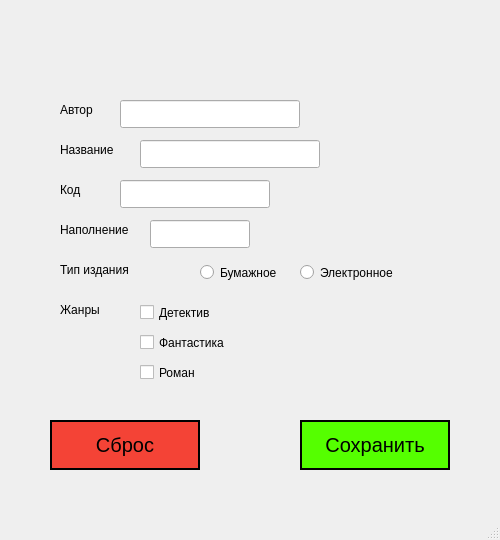
This is lab4 sem2/mainwindow.ui in grozeser/programming_2025 as Qt 5 draws it before an edit. The edited form follows.
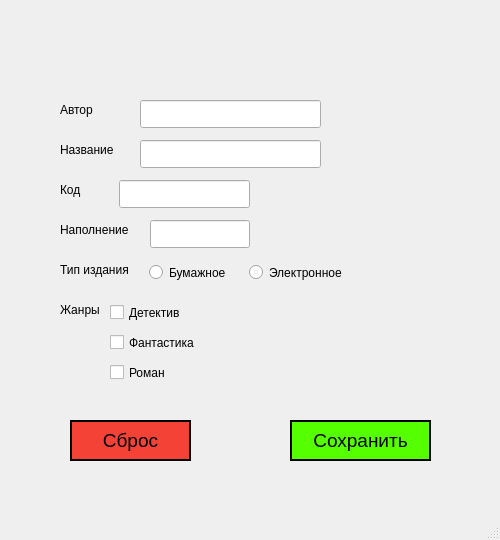
This is the edited form.

```diff
--- a/lab4 sem2/mainwindow.ui
+++ b/lab4 sem2/mainwindow.ui
@@ -19,7 +19,17 @@
    <!-- ЖАНРЫ -->
    <widget class="QCheckBox" name="checkDetective">
     <property name="geometry">
-     <rect><x>140</x><y>300</y><width>131</width><height>25</height></rect>
+     <rect>
+      <x>110</x>
+      <y>300</y>
+      <width>71</width>
+      <height>25</height>
+     </rect>
+    </property>
+    <property name="font">
+     <font>
+      <hintingpreference>PreferFullHinting</hintingpreference>
+     </font>
     </property>
     <property name="text">
      <string>Детектив</string>
@@ -28,7 +38,17 @@
 
    <widget class="QCheckBox" name="checkFantasy">
     <property name="geometry">
-     <rect><x>140</x><y>330</y><width>131</width><height>25</height></rect>
+     <rect>
+      <x>110</x>
+      <y>330</y>
+      <width>91</width>
+      <height>25</height>
+     </rect>
+    </property>
+    <property name="font">
+     <font>
+      <hintingpreference>PreferFullHinting</hintingpreference>
+     </font>
     </property>
     <property name="text">
      <string>Фантастика</string>
@@ -37,7 +57,17 @@
 
    <widget class="QCheckBox" name="checkNovel">
     <property name="geometry">
-     <rect><x>140</x><y>360</y><width>131</width><height>25</height></rect>
+     <rect>
+      <x>110</x>
+      <y>360</y>
+      <width>71</width>
+      <height>25</height>
+     </rect>
+    </property>
+    <property name="font">
+     <font>
+      <hintingpreference>PreferFullHinting</hintingpreference>
+     </font>
     </property>
     <property name="text">
      <string>Роман</string>
@@ -47,10 +77,17 @@
    <!-- КНОПКИ -->
    <widget class="QPushButton" name="pushButtonReset">
     <property name="geometry">
-     <rect><x>50</x><y>420</y><width>150</width><height>50</height></rect>
+     <rect>
+      <x>70</x>
+      <y>420</y>
+      <width>121</width>
+      <height>41</height>
+     </rect>
     </property>
     <property name="font">
-     <font><pointsize>15</pointsize></font>
+     <font>
+      <pointsize>14</pointsize>
+     </font>
     </property>
     <property name="styleSheet">
      <string notr="true">
@@ -74,10 +111,17 @@
 
    <widget class="QPushButton" name="pushButtonSave">
     <property name="geometry">
-     <rect><x>300</x><y>420</y><width>150</width><height>50</height></rect>
+     <rect>
+      <x>290</x>
+      <y>420</y>
+      <width>141</width>
+      <height>41</height>
+     </rect>
     </property>
     <property name="font">
-     <font><pointsize>15</pointsize></font>
+     <font>
+      <pointsize>14</pointsize>
+     </font>
     </property>
     <property name="styleSheet">
      <string notr="true">
@@ -102,7 +146,17 @@
    <!-- ПОДПИСИ -->
    <widget class="QLabel" name="labelGenres">
     <property name="geometry">
-     <rect><x>60</x><y>300</y><width>71</width><height>20</height></rect>
+     <rect>
+      <x>60</x>
+      <y>300</y>
+      <width>41</width>
+      <height>20</height>
+     </rect>
+    </property>
+    <property name="font">
+     <font>
+      <hintingpreference>PreferFullHinting</hintingpreference>
+     </font>
     </property>
     <property name="text">
      <string>Жанры</string>
@@ -111,7 +165,17 @@
 
    <widget class="QLabel" name="labelType">
     <property name="geometry">
-     <rect><x>60</x><y>260</y><width>120</width><height>20</height></rect>
+     <rect>
+      <x>60</x>
+      <y>260</y>
+      <width>71</width>
+      <height>20</height>
+     </rect>
+    </property>
+    <property name="font">
+     <font>
+      <hintingpreference>PreferFullHinting</hintingpreference>
+     </font>
     </property>
     <property name="text">
      <string>Тип издания</string>
@@ -120,7 +184,17 @@
 
    <widget class="QLabel" name="labelContent">
     <property name="geometry">
-     <rect><x>60</x><y>220</y><width>90</width><height>20</height></rect>
+     <rect>
+      <x>60</x>
+      <y>220</y>
+      <width>71</width>
+      <height>20</height>
+     </rect>
+    </property>
+    <property name="font">
+     <font>
+      <hintingpreference>PreferFullHinting</hintingpreference>
+     </font>
     </property>
     <property name="text">
      <string>Наполнение</string>
@@ -157,7 +231,17 @@
    <!-- RADIO -->
    <widget class="QRadioButton" name="radioPaper">
     <property name="geometry">
-     <rect><x>200</x><y>260</y><width>100</width><height>25</height></rect>
+     <rect>
+      <x>149</x>
+      <y>260</y>
+      <width>81</width>
+      <height>25</height>
+     </rect>
+    </property>
+    <property name="font">
+     <font>
+      <hintingpreference>PreferFullHinting</hintingpreference>
+     </font>
     </property>
     <property name="text">
      <string>Бумажное</string>
@@ -166,7 +250,17 @@
 
    <widget class="QRadioButton" name="radioElectronic">
     <property name="geometry">
-     <rect><x>300</x><y>260</y><width>120</width><height>25</height></rect>
+     <rect>
+      <x>249</x>
+      <y>260</y>
+      <width>101</width>
+      <height>25</height>
+     </rect>
+    </property>
+    <property name="font">
+     <font>
+      <hintingpreference>PreferFullHinting</hintingpreference>
+     </font>
     </property>
     <property name="text">
      <string>Электронное</string>
@@ -182,19 +276,34 @@
 
    <widget class="QLineEdit" name="lineEditCode">
     <property name="geometry">
-     <rect><x>120</x><y>180</y><width>150</width><height>28</height></rect>
+     <rect>
+      <x>119</x>
+      <y>180</y>
+      <width>131</width>
+      <height>28</height>
+     </rect>
     </property>
    </widget>
 
    <widget class="QLineEdit" name="lineEditTitle">
     <property name="geometry">
-     <rect><x>140</x><y>140</y><width>180</width><height>28</height></rect>
+     <rect>
+      <x>140</x>
+      <y>140</y>
+      <width>181</width>
+      <height>28</height>
+     </rect>
     </property>
    </widget>
 
    <widget class="QLineEdit" name="lineEditAuthor">
     <property name="geometry">
-     <rect><x>120</x><y>100</y><width>180</width><height>28</height></rect>
+     <rect>
+      <x>140</x>
+      <y>100</y>
+      <width>181</width>
+      <height>28</height>
+     </rect>
     </property>
    </widget>
 
```
Left out of the diff: 79 changed lines with no effect on the pictures.
